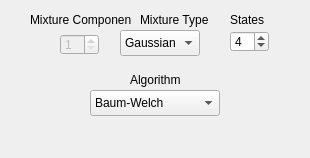
The window that _AlgorithmsPlugins/HMM/paramsHMM.ui (b4silio/MLDemos) describes before a commit, drawn with Qt 5.
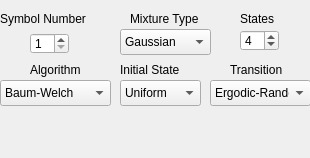
The same window after the commit.

The edit to the form file:
```diff
--- a/_AlgorithmsPlugins/HMM/paramsHMM.ui
+++ b/_AlgorithmsPlugins/HMM/paramsHMM.ui
@@ -19,8 +19,8 @@
    </property>
    <property name="geometry">
     <rect>
-     <x>30</x>
-     <y>10</y>
+     <x>0</x>
+     <y>9</y>
      <width>101</width>
      <height>20</height>
     </rect>
@@ -31,17 +31,17 @@
     </font>
    </property>
    <property name="text">
-    <string>Mixture Components</string>
+    <string>Symbol Number</string>
    </property>
   </widget>
   <widget class="QSpinBox" name="hmmMixtureCount">
    <property name="enabled">
-    <bool>false</bool>
+    <bool>true</bool>
    </property>
    <property name="geometry">
     <rect>
-     <x>60</x>
-     <y>34</y>
+     <x>30</x>
+     <y>33</y>
      <width>39</width>
      <height>21</height>
     </rect>
@@ -58,7 +58,7 @@
     <number>1</number>
    </property>
    <property name="maximum">
-    <number>200</number>
+    <number>1000</number>
    </property>
    <property name="value">
     <number>1</number>
@@ -67,9 +67,9 @@
   <widget class="QComboBox" name="hmmTrainCombo">
    <property name="geometry">
     <rect>
-     <x>90</x>
-     <y>90</y>
-     <width>130</width>
+     <x>0</x>
+     <y>80</y>
+     <width>111</width>
      <height>26</height>
     </rect>
    </property>
@@ -100,8 +100,8 @@
   <widget class="QLabel" name="label_20">
    <property name="geometry">
     <rect>
-     <x>230</x>
-     <y>10</y>
+     <x>240</x>
+     <y>9</y>
      <width>41</width>
      <height>20</height>
     </rect>
@@ -118,8 +118,8 @@
   <widget class="QLabel" name="label_21">
    <property name="geometry">
     <rect>
-     <x>130</x>
-     <y>70</y>
+     <x>30</x>
+     <y>60</y>
      <width>50</width>
      <height>20</height>
     </rect>
@@ -136,8 +136,8 @@
   <widget class="QSpinBox" name="hmmStatesCount">
    <property name="geometry">
     <rect>
-     <x>230</x>
-     <y>31</y>
+     <x>240</x>
+     <y>30</y>
      <width>39</width>
      <height>21</height>
     </rect>
@@ -164,8 +164,8 @@
    <property name="geometry">
     <rect>
      <x>120</x>
-     <y>30</y>
-     <width>80</width>
+     <y>29</y>
+     <width>91</width>
      <height>26</height>
     </rect>
    </property>
@@ -191,8 +191,8 @@
   <widget class="QLabel" name="label_22">
    <property name="geometry">
     <rect>
-     <x>140</x>
-     <y>10</y>
+     <x>130</x>
+     <y>9</y>
      <width>80</width>
      <height>20</height>
     </rect>
@@ -206,6 +206,119 @@
     <string>Mixture Type</string>
    </property>
   </widget>
+  <widget class="QLabel" name="label_23">
+   <property name="geometry">
+    <rect>
+     <x>120</x>
+     <y>60</y>
+     <width>71</width>
+     <height>20</height>
+    </rect>
+   </property>
+   <property name="font">
+    <font>
+     <pointsize>9</pointsize>
+    </font>
+   </property>
+   <property name="text">
+    <string>Initial State</string>
+   </property>
+  </widget>
+  <widget class="QComboBox" name="hmmInitialCombo">
+   <property name="geometry">
+    <rect>
+     <x>120</x>
+     <y>80</y>
+     <width>81</width>
+     <height>26</height>
+    </rect>
+   </property>
+   <property name="font">
+    <font>
+     <pointsize>9</pointsize>
+    </font>
+   </property>
+   <property name="toolTip">
+    <string>Initial State vector options</string>
+   </property>
+   <property name="currentIndex">
+    <number>0</number>
+   </property>
+   <item>
+    <property name="text">
+     <string>Uniform</string>
+    </property>
+   </item>
+   <item>
+    <property name="text">
+     <string>Random</string>
+    </property>
+   </item>
+   <item>
+    <property name="text">
+     <string>First</string>
+    </property>
+   </item>
+  </widget>
+  <widget class="QLabel" name="label_24">
+   <property name="geometry">
+    <rect>
+     <x>230</x>
+     <y>60</y>
+     <width>71</width>
+     <height>20</height>
+    </rect>
+   </property>
+   <property name="font">
+    <font>
+     <pointsize>9</pointsize>
+    </font>
+   </property>
+   <property name="text">
+    <string>Transition</string>
+   </property>
+  </widget>
+  <widget class="QComboBox" name="hmmTransCombo">
+   <property name="geometry">
+    <rect>
+     <x>210</x>
+     <y>80</y>
+     <width>101</width>
+     <height>26</height>
+    </rect>
+   </property>
+   <property name="font">
+    <font>
+     <pointsize>9</pointsize>
+    </font>
+   </property>
+   <property name="toolTip">
+    <string>Initial State vector options</string>
+   </property>
+   <property name="currentIndex">
+    <number>0</number>
+   </property>
+   <item>
+    <property name="text">
+     <string>Ergodic-Random</string>
+    </property>
+   </item>
+   <item>
+    <property name="text">
+     <string>Ergodic-Uniform</string>
+    </property>
+   </item>
+   <item>
+    <property name="text">
+     <string>LeftRight-Random</string>
+    </property>
+   </item>
+   <item>
+    <property name="text">
+     <string>LeftRight-Uniform</string>
+    </property>
+   </item>
+  </widget>
  </widget>
  <resources/>
  <connections/>
```
Left out of the diff: 4 changed lines with no effect on the pictures.
